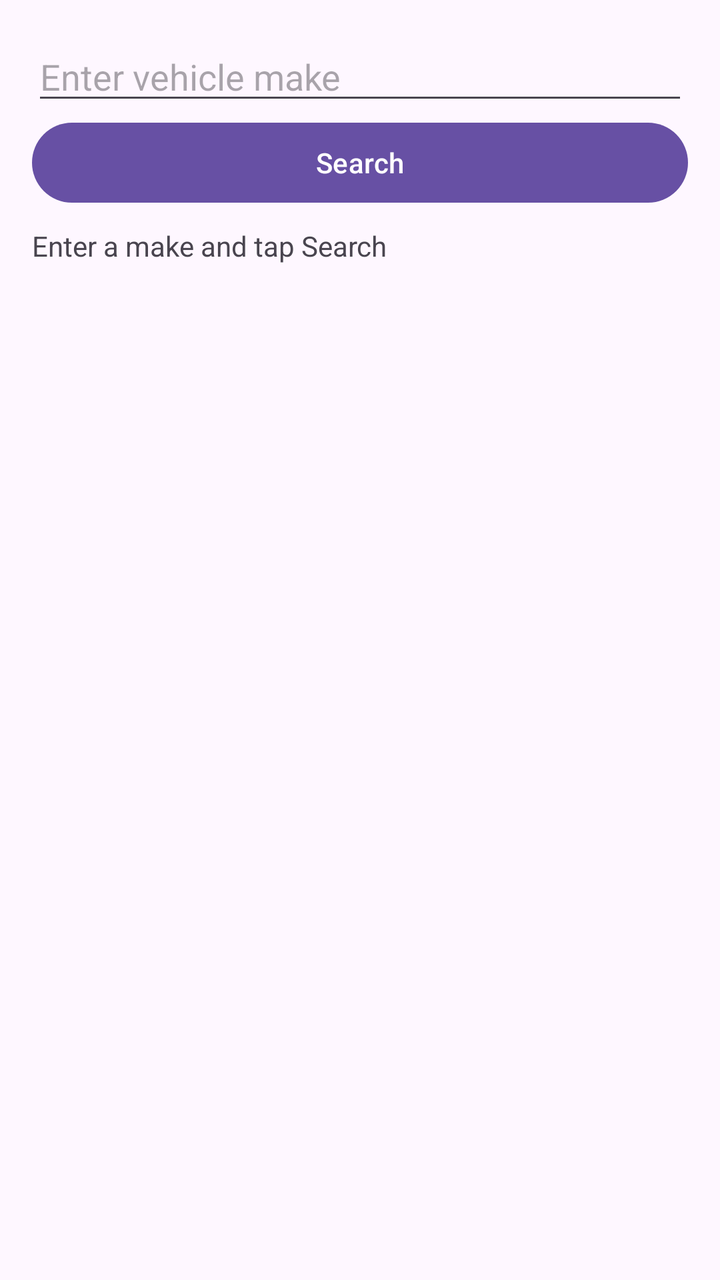
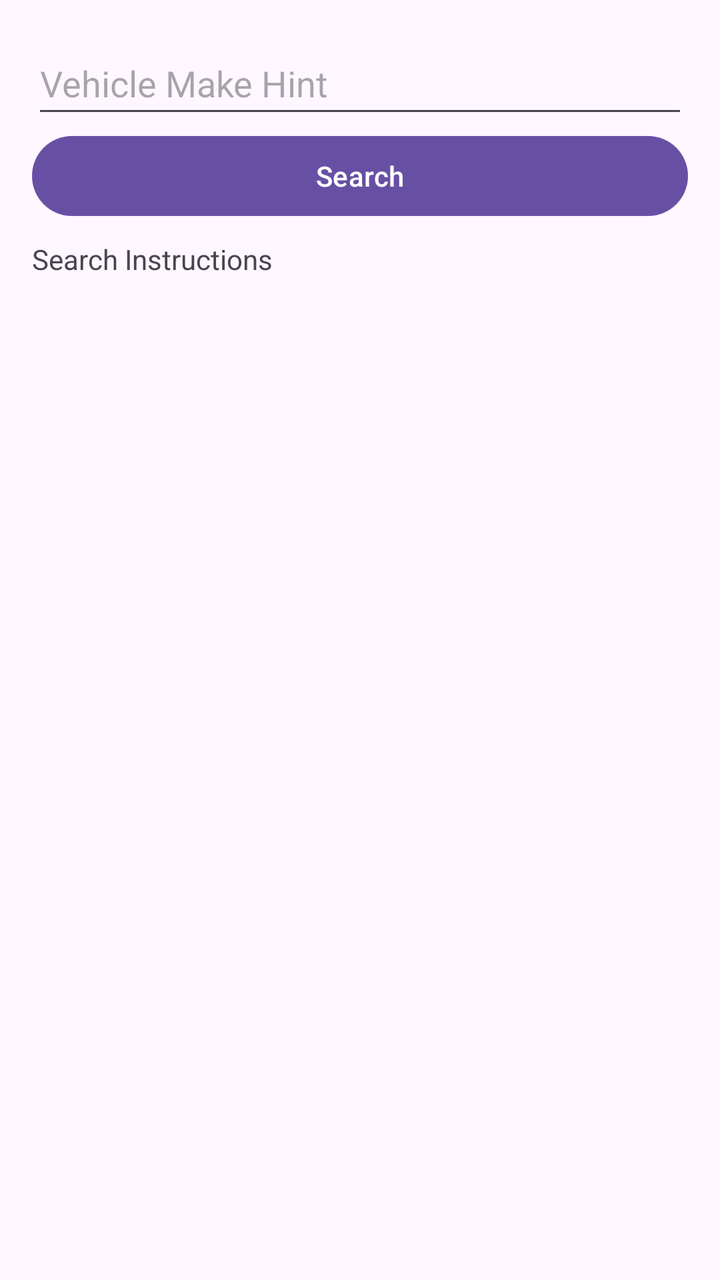

Before-and-after screenshots of an Android layout around one commit, followed by the original layout XML and the change that was made.
<!-- AndroidManifest.xml: activity theme Theme.VehicleSearch -->
<!-- res/layout/activity_main.xml -->
<?xml version="1.0" encoding="utf-8"?>
<LinearLayout xmlns:android="http://schemas.android.com/apk/res/android"
    android:layout_width="match_parent"
    android:layout_height="match_parent"
    android:orientation="vertical"
    android:padding="16dp">

    <EditText
        android:id="@+id/editMake"
        android:layout_width="match_parent"
        android:layout_height="wrap_content"
        android:hint="Enter vehicle make"
        android:inputType="textCapWords"
        android:singleLine="true" />

    <Button
        android:id="@+id/buttonSearch"
        android:layout_width="match_parent"
        android:layout_height="wrap_content"
        android:text="Search" />

    <ProgressBar
        android:id="@+id/progressBar"
        style="?android:attr/progressBarStyleHorizontal"
        android:layout_width="match_parent"
        android:layout_height="wrap_content"
        android:indeterminate="true"
        android:visibility="gone" />

    <TextView
        android:id="@+id/textStatus"
        android:layout_width="match_parent"
        android:layout_height="wrap_content"
        android:paddingVertical="8dp"
        android:text="Enter a make and tap Search" />

    <androidx.recyclerview.widget.RecyclerView
        android:id="@+id/recyclerVehicles"
        android:layout_width="match_parent"
        android:layout_height="0dp"
        android:layout_weight="1" />

</LinearLayout>
<!-- resources referenced by this layout -->
<resources>
  <style name="Theme.VehicleSearch" parent="Theme.MaterialComponents.DayNight.DarkActionBar">
          
          <item name="colorPrimary">@color/purple_500</item>
          <item name="colorPrimaryVariant">@color/purple_700</item>
          <item name="colorOnPrimary">@color/white</item>
          
          <item name="colorSecondary">@color/teal_200</item>
          <item name="colorSecondaryVariant">@color/teal_700</item>
          <item name="colorOnSecondary">@color/black</item>
          
          <item name="android:statusBarColor">?attr/colorPrimaryVariant</item>
          
      </style>
  <color name="purple_500">#FF6200EE</color>
  <color name="purple_700">#FF3700B3</color>
  <color name="white">#FFFFFFFF</color>
  <color name="teal_200">#FF03DAC5</color>
  <color name="teal_700">#FF018786</color>
  <color name="black">#FF000000</color>
</resources>

<!-- the commit's change to res/layout/activity_main.xml (unified diff, before → after) -->
@@ -1,15 +1,19 @@
 <?xml version="1.0" encoding="utf-8"?>
 <LinearLayout xmlns:android="http://schemas.android.com/apk/res/android"
+    xmlns:tools="http://schemas.android.com/tools"
+    android:id="@+id/main"
     android:layout_width="match_parent"
     android:layout_height="match_parent"
     android:orientation="vertical"
-    android:padding="16dp">
+    android:padding="16dp"
+    tools:context=".ui.MainActivity">
 
     <EditText
         android:id="@+id/editMake"
         android:layout_width="match_parent"
         android:layout_height="wrap_content"
-        android:hint="Enter vehicle make"
+        android:minHeight="48dp"
+        android:hint="@string/vehicle_make_hint"
         android:inputType="textCapWords"
         android:singleLine="true" />
 
@@ -17,22 +21,23 @@
         android:id="@+id/buttonSearch"
         android:layout_width="match_parent"
         android:layout_height="wrap_content"
-        android:text="Search" />
+        android:text="@string/search" />
 
     <ProgressBar
         android:id="@+id/progressBar"
         style="?android:attr/progressBarStyleHorizontal"
         android:layout_width="match_parent"
         android:layout_height="wrap_content"
-        android:indeterminate="true"
-        android:visibility="gone" />
+        android:visibility="gone"
+        android:indeterminate="true" />
 
     <TextView
         android:id="@+id/textStatus"
         android:layout_width="match_parent"
         android:layout_height="wrap_content"
-        android:paddingVertical="8dp"
-        android:text="Enter a make and tap Search" />
+        android:paddingTop="8dp"
+        android:paddingBottom="8dp"
+        android:text="@string/search_instructions" />
 
     <androidx.recyclerview.widget.RecyclerView
         android:id="@+id/recyclerVehicles"
<!-- resource entries referenced after the edit -->
@@ -1,5 +1,8 @@
 <!-- resources referenced by this layout -->
 <resources>
+  <string name="search">Search</string>
+  <string name="search_instructions">Search Instructions</string>
+  <string name="vehicle_make_hint">Vehicle Make Hint</string>
   <style name="Theme.VehicleSearch" parent="Theme.MaterialComponents.DayNight.DarkActionBar">
           
           <item name="colorPrimary">@color/purple_500</item>
